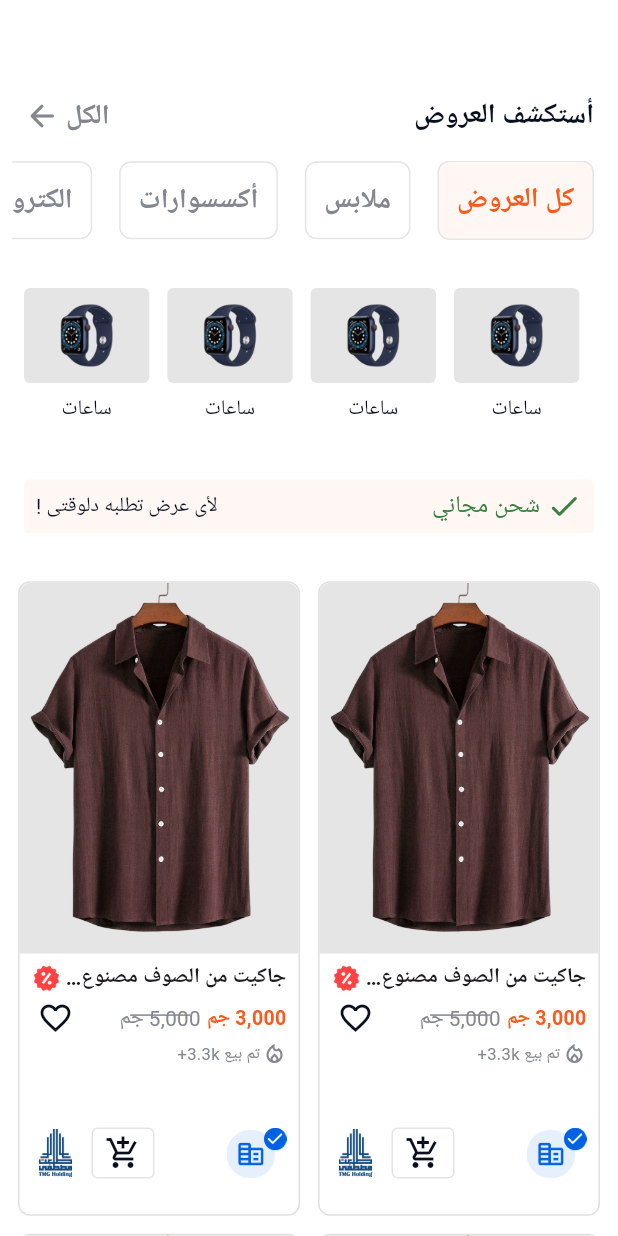
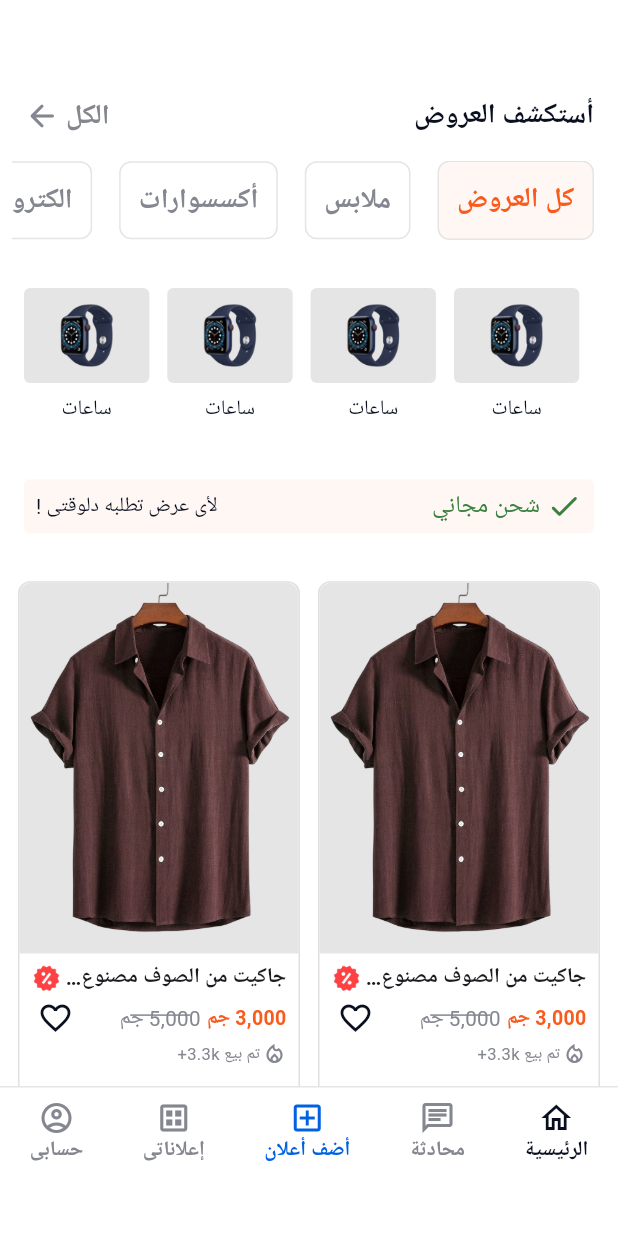
Before and after one commit to khaledkhalifa74/OtexAppTask-Khaled-Khalifa-, a Flutter app: the screen it shows after launch, on a phone screen of 412 x 824 dp. Run offline on Flutter 3.47's test engine with Material 3 defaults, Android fonts, the phone set to English and light mode, and no system bars; drawn by our look-alikes of chips_choice; our stand-ins replace flutter_bloc, flutter_screenutil, go_router, google_fonts; Roboto replaces fonts that are missing (Tajawal).

Commit message:
create custom bottom nav bar

```diff
--- /dev/null
+++ b/lib/core/widgets/bottom_nav_bar_button.dart
@@ -0,0 +1,49 @@
+import 'package:flutter/material.dart';
+import 'package:otex_app_task/core/utils/colors.dart';
+import 'package:otex_app_task/core/utils/styles.dart';
+
+class BottomNavbarButton extends StatelessWidget {
+  const BottomNavbarButton({
+    super.key,
+    required this.text,
+    required this.action,
+    required this.icon,
+    this.isActive,
+    this.buttonColor,
+  });
+  final IconData icon;
+  final String text;
+  final VoidCallback action;
+  final bool? isActive;
+  final Color? buttonColor;
+  @override
+  Widget build(BuildContext context) {
+    return GestureDetector(
+      onTap: () {
+        action();
+      },
+      child: Column(
+        crossAxisAlignment: CrossAxisAlignment.center,
+        children: [
+          Icon(
+            icon,
+            size: 24,
+            color: buttonColor ?? (isActive == true
+                ? kPrimaryColor
+                : kHintTextColor),
+          ),
+          Text(
+            text,
+            textAlign: TextAlign.center,
+            style: Styles.textStyle12.copyWith(
+              fontWeight: FontWeight.w600,
+              color: buttonColor ?? (isActive == true
+                  ? kPrimaryColor
+                  : kHintTextColor),
+            ),
+          ),
+        ],
+      ),
+    );
+  }
+}
--- /dev/null
+++ b/lib/core/widgets/custom_bottom_nav_bar.dart
@@ -0,0 +1,92 @@
+import 'package:flutter/material.dart';
+import 'package:go_router/go_router.dart';
+import 'package:otex_app_task/core/utils/app_router.dart';
+import 'package:otex_app_task/core/utils/colors.dart';
+import 'package:otex_app_task/core/widgets/bottom_nav_bar_button.dart';
+
+class CustomBottomNavBar extends StatefulWidget {
+  final int activeIndex;
+  const CustomBottomNavBar({super.key, required this.activeIndex});
+
+  @override
+  State<CustomBottomNavBar> createState() => _CustomBottomNavBarState();
+}
+
+class _CustomBottomNavBarState extends State<CustomBottomNavBar> {
+  void _homeClicked() {
+    if (widget.activeIndex != 0) {
+      context.go(AppRouter.kHomeView);
+    }
+  }
+  void _chatClicked() {
+    if (widget.activeIndex != 1) {
+    }
+  }
+  void _addAdClicked() {
+    if (widget.activeIndex != 2) {
+    }
+  }
+  void _myAdsClicked() {
+    if (widget.activeIndex != 3) {
+    }
+  }
+  void _myProfileClicked() {
+    if (widget.activeIndex != 4) {
+    }
+  }
+  @override
+  Widget build(BuildContext context) {
+    return SizedBox(
+      height: 100,
+      child: Directionality(
+        textDirection: TextDirection.rtl,
+        child: Container(
+          padding: const EdgeInsets.symmetric(vertical: 8),
+          decoration: BoxDecoration(
+            border: Border(
+              top: BorderSide(
+                color: kBorderColor,
+              )
+            )
+          ),
+          child: Row(
+            mainAxisAlignment: MainAxisAlignment.spaceAround,
+            children: [
+              BottomNavbarButton(
+                  action: _homeClicked,
+                  text: 'الرئيسية',
+                  icon: Icons.home_outlined,
+                isActive: widget.activeIndex == 0,
+              ),
+              BottomNavbarButton(
+                action: _chatClicked,
+                text: 'محادثة',
+                icon: Icons.chat_outlined,
+                isActive: widget.activeIndex == 1,
+              ),
+              BottomNavbarButton(
+                action: _addAdClicked,
+                text: 'أضف أعلان',
+                icon: Icons.add_box_outlined,
+                isActive: widget.activeIndex == 1,
+                buttonColor: kMidNavBarColor,
+              ),
+              BottomNavbarButton(
+                action: _myAdsClicked,
+                text: 'إعلاناتى',
+                icon: Icons.dataset_outlined,
+                isActive: widget.activeIndex == 3,
+              ),
+              BottomNavbarButton(
+                action: _myProfileClicked,
+                text: 'حسابى',
+                icon: Icons.account_circle_outlined,
+                isActive: widget.activeIndex == 4,
+              ),
+            ],
+          ),
+        ),
+      ),
+    );
+  }
+}
--- a/lib/features/home/presentation/views/home_view.dart
+++ b/lib/features/home/presentation/views/home_view.dart
@@ -1,6 +1,7 @@
   import 'package:flutter/material.dart';
   import 'package:otex_app_task/core/utils/colors.dart';
-import 'package:otex_app_task/features/Home/presentation/views/widgets/home_view_body.dart';
+  import 'package:otex_app_task/core/widgets/custom_bottom_nav_bar.dart';
+  import 'package:otex_app_task/features/home/presentation/views/widgets/home_view_body.dart';
 
   class HomeView extends StatelessWidget {
     const HomeView({super.key});
@@ -9,6 +10,8 @@ class HomeView extends StatelessWidget {
     Widget build(BuildContext context) {
       return Scaffold(
         backgroundColor: kWhiteColor,
+        bottomNavigationBar: CustomBottomNavBar(activeIndex: 0),
+        resizeToAvoidBottomInset: true,
         body: HomeViewBody(),
       );
     }
--- a/lib/features/home/presentation/views/widgets/home_view_body.dart
+++ b/lib/features/home/presentation/views/widgets/home_view_body.dart
@@ -52,7 +52,7 @@ class _HomeViewBodyState extends State<HomeViewBody> {
           )
               : const SizedBox(),
 
-         const ProductsGridView()
+          const ProductsGridView(),
         ],
       ),
     );
```
Lines whose indentation alone changed are shown as unchanged.
